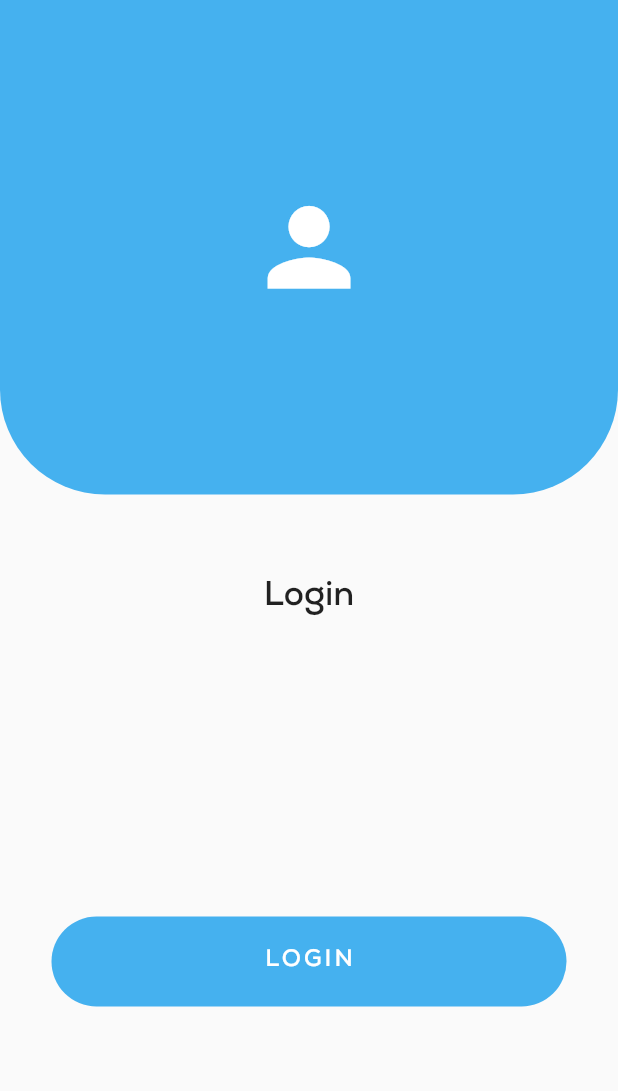
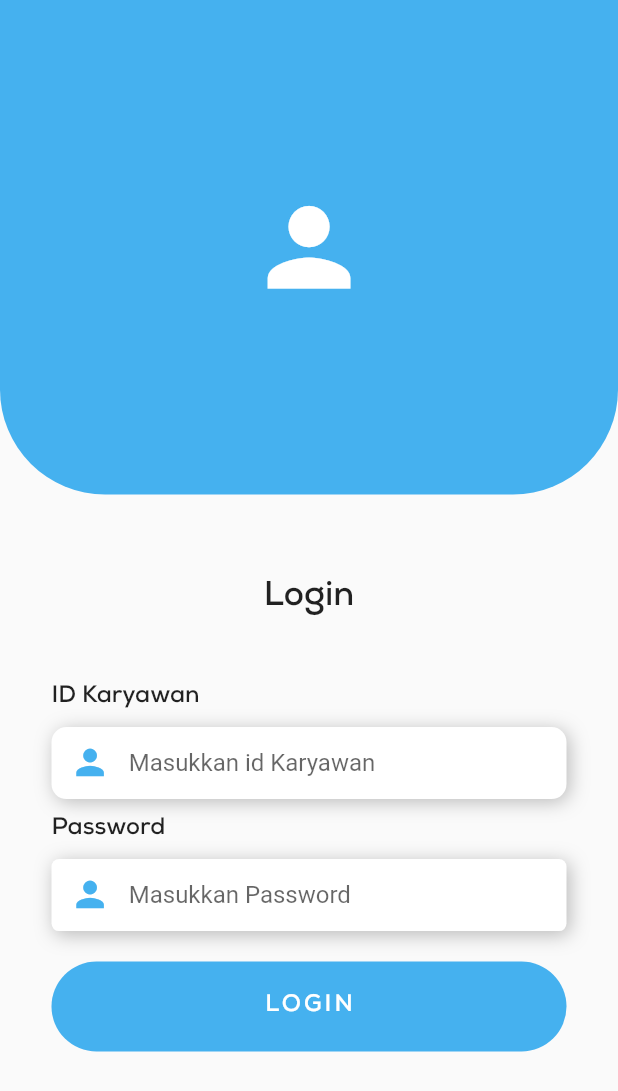
Before and after one commit to WildanFp/flutter_attendance, a Flutter app: the screen it shows after launch, on a phone screen of 412 x 824 dp. Shown: the top 1091 px of the screen. Run offline on Flutter 3.47's test engine with Material 2 defaults, Android fonts, the phone set to English and light mode, and no system bars; our stand-ins replace firebase_core, flutter_keyboard_visibility; accounts and stored records are empty.

Commit message:
fix error login screen

```diff
--- a/lib/loginscreen.dart
+++ b/lib/loginscreen.dart
@@ -28,7 +28,8 @@ class _LoginScreenState extends State<LoginScreen> {
 
     return Scaffold(
       resizeToAvoidBottomInset: false,
-      body: Column(
+      body: SingleChildScrollView(
+        child: Column(
           children: [
             isKeyboardVisible
                 ? SizedBox(
@@ -73,10 +74,116 @@ class _LoginScreenState extends State<LoginScreen> {
               child: Column(
                 crossAxisAlignment: CrossAxisAlignment.start,
                 children: [
-                fieldTitle("ID Karyawan"),
-                customField("Masukkan Id Karyawan", idController, false),
-                fieldTitle("Password"),
-                customField("Masukkan Password", passController, true),
+                  Container(
+                    margin: const EdgeInsets.only(bottom: 10),
+                    child: Text(
+                      "ID Karyawan",
+                      style: TextStyle(
+                        fontSize: screenWidth / 26,
+                        fontFamily: "NexaBold",
+                      ),
+                    ),
+                  ),
+                  Container(
+                    width: screenWidth,
+                    margin: EdgeInsets.only(bottom: 10),
+                    decoration: const BoxDecoration(
+                        color: Colors.white,
+                        borderRadius: BorderRadius.all(Radius.circular(10)),
+                        boxShadow: [
+                          BoxShadow(
+                            color: Colors.black26,
+                            blurRadius: 10,
+                            offset: Offset(2, 2),
+                          )
+                        ]),
+                    child: Row(
+                      children: [
+                        Container(
+                          width: screenWidth / 8,
+                          child: Icon(
+                            Icons.person,
+                            color: primary,
+                            size: screenWidth / 15,
+                          ),
+                        ),
+                        Expanded(
+                          child: Padding(
+                            padding: EdgeInsets.only(right: screenWidth / 12),
+                            child: TextFormField(
+                              controller: idController,
+                              enableSuggestions: false,
+                              autocorrect: false,
+                              decoration: InputDecoration(
+                                contentPadding: EdgeInsets.symmetric(
+                                  vertical: screenHeigh / 35,
+                                ),
+                                border: InputBorder.none,
+                                hintText: "Masukkan id Karyawan",
+                              ),
+                              maxLines: 1,
+                              obscureText: false,
+                            ),
+                          ),
+                        )
+                      ],
+                    ),
+                  ),
+                  Container(
+                    margin: const EdgeInsets.only(bottom: 10),
+                    child: Text(
+                      "Password",
+                      style: TextStyle(
+                        fontSize: screenWidth / 26,
+                        fontFamily: "NexaBold",
+                      ),
+                    ),
+                  ),
+                  Container(
+                    width: screenWidth,
+                    margin: EdgeInsets.only(bottom: 10),
+                    decoration: const BoxDecoration(
+                        color: Colors.white,
+                        borderRadius: BorderRadius.all(Radius.circular(5)),
+                        boxShadow: [
+                          BoxShadow(
+                            color: Colors.black26,
+                            blurRadius: 10,
+                            offset: Offset(2, 2),
+                          )
+                        ]),
+                    child: Row(
+                      children: [
+                        Container(
+                          width: screenWidth / 8,
+                          child: Icon(
+                            Icons.person,
+                            color: primary,
+                            size: screenWidth / 15,
+                          ),
+                        ),
+                        Expanded(
+                          child: Padding(
+                            padding: EdgeInsets.only(right: screenWidth / 12),
+                            child: TextFormField(
+                              controller: passController,
+                              enableSuggestions: false,
+                              autocorrect: false,
+                              decoration: InputDecoration(
+                                contentPadding: EdgeInsets.symmetric(
+                                  vertical: screenHeigh / 35,
+                                ),
+                                border: InputBorder.none,
+                                hintText: "Masukkan Password",
+                              ),
+                              maxLines: 1,
+                              obscureText: true,
+                            ),
+                          ),
+                        )
+                      ],
+                    ),
+                  ),
                   Container(
                     height: 60,
                     width: screenWidth,
@@ -102,12 +209,13 @@ class _LoginScreenState extends State<LoginScreen> {
             ),
           ],
         ),
+      ),
     );
   }
 
   Widget fieldTitle(String title) {
     return Container(
-      margin: const EdgeInsets.only(bottom: 12),
+      margin: const EdgeInsets.only(bottom: 0),
       child: Text(
         title,
         style: TextStyle(
@@ -122,10 +230,10 @@ class _LoginScreenState extends State<LoginScreen> {
       String hint, TextEditingController controller, bool obsecure) {
     return Container(
       width: screenWidth,
-      margin: EdgeInsets.only(bottom: 12),
+      margin: EdgeInsets.only(bottom: 0),
       decoration: const BoxDecoration(
           color: Colors.white,
-          borderRadius: BorderRadius.all(Radius.circular(12)),
+          borderRadius: BorderRadius.all(Radius.circular(5)),
           boxShadow: [
             BoxShadow(
               color: Colors.black26,
```
Lines whose indentation alone changed are shown as unchanged.
